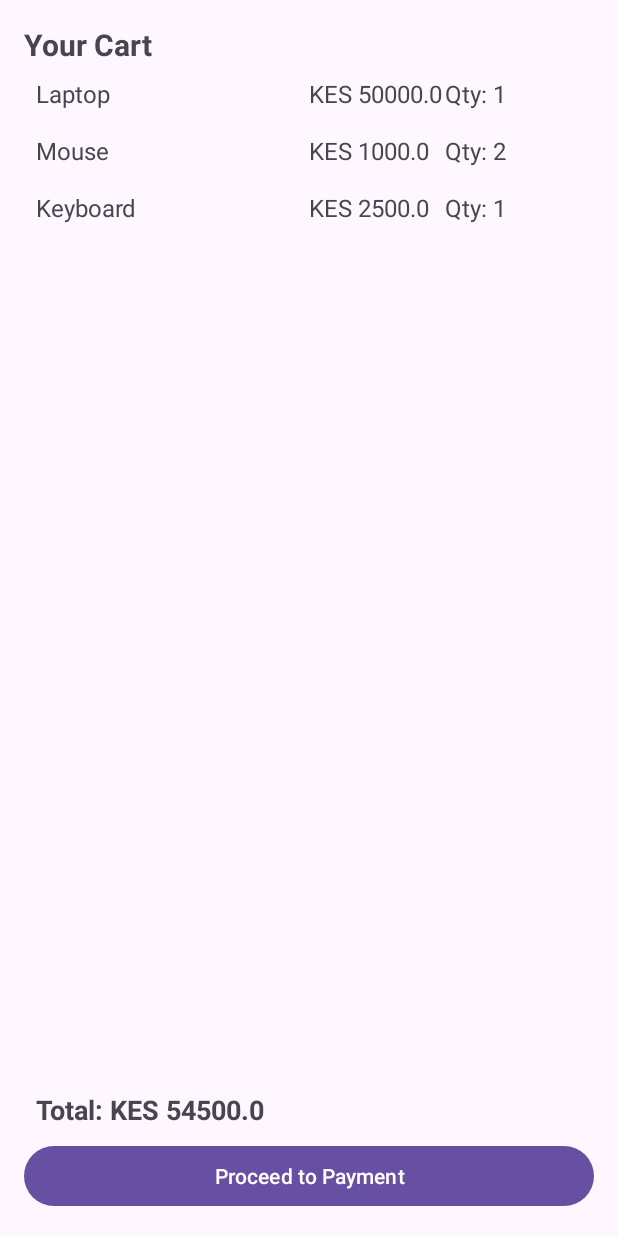
After one commit to Pearlgrowth/E-Commerce-Application, an Android app: the CheckoutActivity screen opened directly, with no data from a screen before it, on a phone screen of 412 x 824 dp. The commit adds this screen. Run offline under Robolectric (Android 15) with nearby library versions, the phone set to English and light mode, and no system bars.

Commit message:
Added a carts page, the checkout page as well as the payment page

```diff
--- /dev/null
+++ b/app/src/main/java/com/example/e_commerceapplication/CartAdapter.java
@@ -0,0 +1,52 @@
+package com.example.e_commerceapplication;
+
+import android.view.LayoutInflater;
+import android.view.View;
+import android.view.ViewGroup;
+import android.widget.TextView;
+import androidx.annotation.NonNull;
+import androidx.recyclerview.widget.RecyclerView;
+
+import com.example.e_commerceapplication.CartItem;
+import com.example.e_commerceapplication.R;
+
+import java.util.List;
+
+public class CartAdapter extends RecyclerView.Adapter<CartAdapter.CartViewHolder> {
+    private List<CartItem> cartItems;
+
+    public CartAdapter(List<CartItem> cartItems) {
+        this.cartItems = cartItems;
+    }
+
+    @NonNull
+    @Override
+    public CartViewHolder onCreateViewHolder(@NonNull ViewGroup parent, int viewType) {
+        View view = LayoutInflater.from(parent.getContext()).inflate(R.layout.cart_item_layout, parent, false);
+        return new CartViewHolder(view);
+    }
+
+    @Override
+    public void onBindViewHolder(@NonNull CartViewHolder holder, int position) {
+        CartItem item = cartItems.get(position);
+        holder.productName.setText(item.getName());
+        holder.productPrice.setText("KES " + item.getPrice());
+        holder.productQuantity.setText("Qty: " + item.getQuantity());
+    }
+
+    @Override
+    public int getItemCount() {
+        return cartItems.size();
+    }
+
+    static class CartViewHolder extends RecyclerView.ViewHolder {
+        TextView productName, productPrice, productQuantity;
+
+        public CartViewHolder(View itemView) {
+            super(itemView);
+            productName = itemView.findViewById(R.id.productName);
+            productPrice = itemView.findViewById(R.id.productPrice);
+            productQuantity = itemView.findViewById(R.id.productQuantity);
+        }
+    }
+}
--- /dev/null
+++ b/app/src/main/java/com/example/e_commerceapplication/CartItem.java
@@ -0,0 +1,40 @@
+package com.example.e_commerceapplication;
+
+public class CartItem {
+    private String name;
+    private double price;
+    private int quantity;
+
+    // Constructor
+    public CartItem(String name, double price, int quantity) {
+        this.name = name;
+        this.price = price;
+        this.quantity = quantity;
+    }
+
+    // Getters
+    public String getName() {
+        return name;
+    }
+
+    public double getPrice() {
+        return price;
+    }
+
+    public int getQuantity() {
+        return quantity;
+    }
+
+    // Setters (if needed)
+    public void setName(String name) {
+        this.name = name;
+    }
+
+    public void setPrice(double price) {
+        this.price = price;
+    }
+
+    public void setQuantity(int quantity) {
+        this.quantity = quantity;
+    }
+}
--- /dev/null
+++ b/app/src/main/java/com/example/e_commerceapplication/CheckoutActivity.java
@@ -0,0 +1,62 @@
+package com.example.e_commerceapplication;
+
+import android.content.Intent;
+import android.os.Bundle;
+import android.widget.Button;
+import android.widget.TextView;
+import androidx.appcompat.app.AppCompatActivity;
+import androidx.recyclerview.widget.LinearLayoutManager;
+import androidx.recyclerview.widget.RecyclerView;
+import java.util.ArrayList;
+import java.util.List;
+import com.example.e_commerceapplication.CartItem;
+
+public class CheckoutActivity extends AppCompatActivity {
+    private RecyclerView recyclerView;
+    private TextView totalAmountText;
+    private Button proceedToPayBtn;
+    private CartAdapter cartAdapter;
+    private List<CartItem> cartItems;
+
+    @Override
+    protected void onCreate(Bundle savedInstanceState) {
+        super.onCreate(savedInstanceState);
+        setContentView(R.layout.checkout_activity);
+
+        // Initialize views
+        recyclerView = findViewById(R.id.cartRecyclerView);
+        totalAmountText = findViewById(R.id.totalAmount);
+        proceedToPayBtn = findViewById(R.id.btnProceedToPay);
+
+        // Sample cart data (Replace with real database data)
+        cartItems = new ArrayList<>();
+        cartItems.add(new CartItem("Laptop", 50000.0, 1));
+        cartItems.add(new CartItem("Mouse", 1000.0, 2));
+        cartItems.add(new CartItem("Keyboard", 2500.0, 1));
+
+        cartAdapter = new CartAdapter(cartItems);
+        recyclerView.setLayoutManager(new LinearLayoutManager(this));
+        recyclerView.setAdapter(cartAdapter);
+
+        updateTotalPrice();
+
+        // Set up button click listener to go to payment screen
+        proceedToPayBtn.setOnClickListener(v -> {
+            Intent intent = new Intent(CheckoutActivity.this, PaymentActivity.class);
+            intent.putExtra("totalAmount", calculateTotal()); // Pass the total amount
+            startActivity(intent);
+        });
+    }
+
+    private double calculateTotal() {
+        double total = 0;
+        for (CartItem item : cartItems) {
+            total += item.getPrice() * item.getQuantity();
+        }
+        return total;
+    }
+
+    private void updateTotalPrice() {
+        totalAmountText.setText("Total: KES " + calculateTotal());
+    }
+}
--- a/app/src/main/res/layout/activity_main.xml
+++ b/app/src/main/res/layout/activity_main.xml
@@ -91,6 +91,12 @@
             android:layout_height="wrap_content"
             android:text="@string/profile"
             android:textSize="16sp"/>
+        <Button
+            android:id="@+id/btnCheckout"
+            android:text="Go to Cart"
+            android:layout_width="wrap_content"
+            android:layout_height="wrap_content"/>
+
     </LinearLayout>
 
 </androidx.constraintlayout.widget.ConstraintLayout>
--- /dev/null
+++ b/app/src/main/res/layout/cart_item_layout.xml
@@ -0,0 +1,31 @@
+<LinearLayout
+    xmlns:android="http://schemas.android.com/apk/res/android"
+    android:layout_width="match_parent"
+    android:layout_height="wrap_content"
+    android:orientation="horizontal"
+    android:padding="8dp">
+
+    <TextView
+        android:id="@+id/productName"
+        android:text="Product Name"
+        android:textSize="16sp"
+        android:layout_weight="2"
+        android:layout_width="0dp"
+        android:layout_height="wrap_content"/>
+
+    <TextView
+        android:id="@+id/productPrice"
+        android:text="KES 0"
+        android:textSize="16sp"
+        android:layout_weight="1"
+        android:layout_width="0dp"
+        android:layout_height="wrap_content"/>
+
+    <TextView
+        android:id="@+id/productQuantity"
+        android:text="Qty: 0"
+        android:textSize="16sp"
+        android:layout_weight="1"
+        android:layout_width="0dp"
+        android:layout_height="wrap_content"/>
+</LinearLayout>
--- /dev/null
+++ b/app/src/main/res/layout/checkout_activity.xml
@@ -0,0 +1,36 @@
+<LinearLayout
+    xmlns:android="http://schemas.android.com/apk/res/android"
+    android:layout_width="match_parent"
+    android:layout_height="match_parent"
+    android:orientation="vertical"
+    android:padding="16dp">
+
+    <TextView
+        android:id="@+id/title"
+        android:text="Your Cart"
+        android:textSize="20sp"
+        android:textStyle="bold"
+        android:layout_width="wrap_content"
+        android:layout_height="wrap_content"/>
+
+    <androidx.recyclerview.widget.RecyclerView
+        android:id="@+id/cartRecyclerView"
+        android:layout_width="match_parent"
+        android:layout_height="0dp"
+        android:layout_weight="1"/>
+
+    <TextView
+        android:id="@+id/totalAmount"
+        android:text="Total: KES 0"
+        android:textSize="18sp"
+        android:textStyle="bold"
+        android:layout_width="wrap_content"
+        android:layout_height="wrap_content"
+        android:padding="8dp"/>
+
+    <Button
+        android:id="@+id/btnProceedToPay"
+        android:text="Proceed to Payment"
+        android:layout_width="match_parent"
+        android:layout_height="wrap_content"/>
+</LinearLayout>
```
Also changed, not shown: app/src/main/AndroidManifest.xml (+5 -2 lines), app/src/main/java/com/example/e_commerceapplication/MainActivity.java (+13 -14 lines), app/src/main/java/com/example/e_commerceapplication/PaymentActivity.java (added, +33 -0 lines), app/src/main/res/layout/payment_activity.xml (added, +46 -0 lines).
